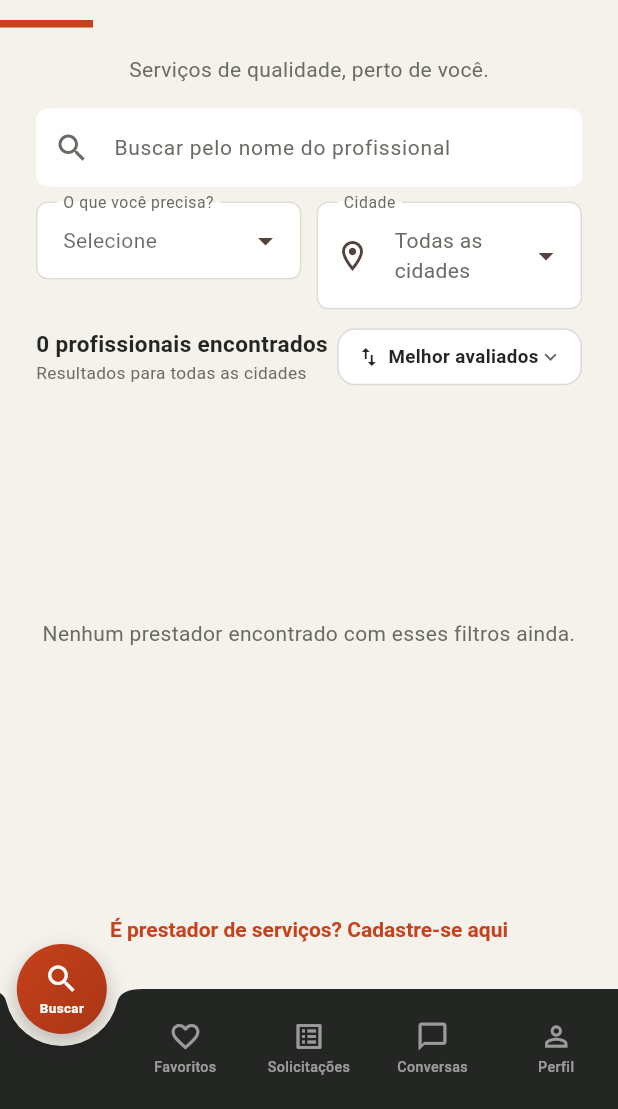
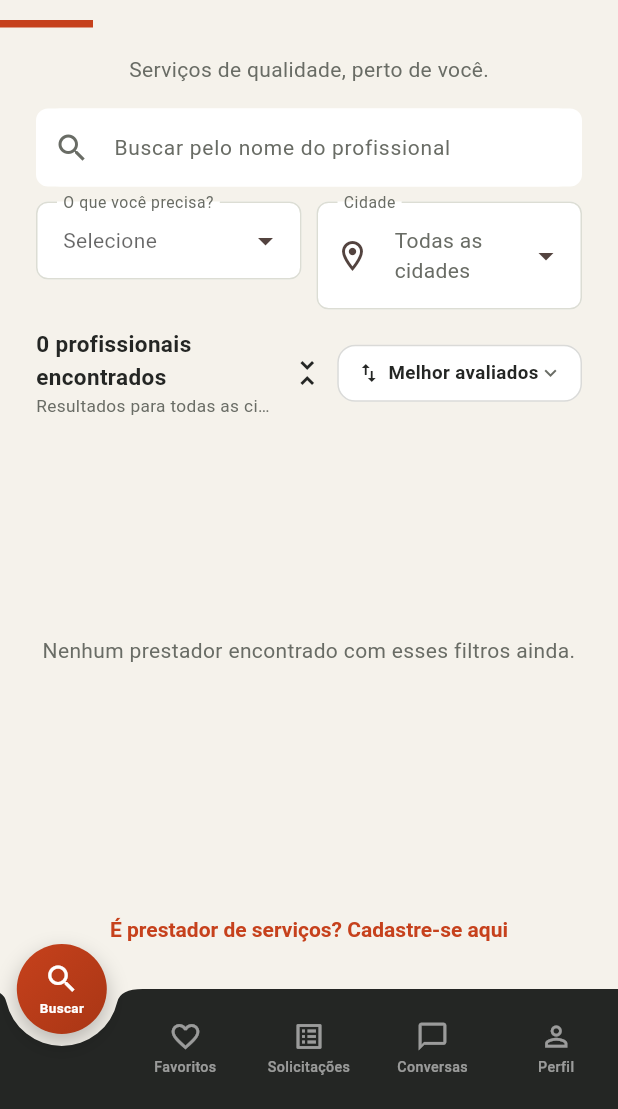
Before and after one commit to franckmedeiros/appPrestadorAki, a Flutter app: the screen it shows after launch, on a phone screen of 412 x 824 dp, the part 127-1236 px from its top. Run offline on Flutter 3.47's test engine with Material 3 defaults, Android fonts, the phone set to English and light mode, and no system bars; our stand-ins replace cloud_firestore, cloud_functions, firebase_auth, firebase_core, firebase_messaging, firebase_storage and 13 more; accounts and stored records are empty.

Commit message:
Cliente: filtros da busca recolhiveis

```diff
--- a/lib/features/marketplace/client_home_screen.dart
+++ b/lib/features/marketplace/client_home_screen.dart
@@ -93,6 +93,10 @@ class _ClientHomeScreenState extends State<ClientHomeScreen> {
   // por aqui não tem sessão nenhuma pra "destravar" depois).
   bool? _biometricAvailable;
   bool _dismissedBiometricOffer = false;
+
+  /// Recolhe a busca por nome e os filtros de categoria/cidade pra dar
+  /// mais espaço à lista de profissionais (botão na linha de resultados).
+  bool _filtrosRecolhidos = false;
 
   @override
   void initState() {
@@ -395,6 +399,7 @@ class _ClientHomeScreenState extends State<ClientHomeScreen> {
               ),
               child: Column(
                 children: [
+                if (!_filtrosRecolhidos) ...[
                 // Busca por nome — pedido do Franck. Fica em PRIMEIRO
                 // lugar de propósito: quem já sabe o nome do profissional
                 // não deveria precisar passar por categoria e cidade
@@ -470,6 +475,7 @@ class _ClientHomeScreenState extends State<ClientHomeScreen> {
                   ],
                 ),
                 const SizedBox(height: 12),
+                ],
                 _linhaDeResultados(),
               ],
             ),
@@ -524,6 +530,16 @@ class _ClientHomeScreenState extends State<ClientHomeScreen> {
                   ),
                 ],
               ),
+            ),
+            IconButton(
+              tooltip: _filtrosRecolhidos ? 'Mostrar filtros' : 'Recolher filtros',
+              visualDensity: VisualDensity.compact,
+              icon: Icon(
+                _filtrosRecolhidos ? Icons.tune : Icons.unfold_less,
+                color: AppColors.ink,
+              ),
+              onPressed: () =>
+                  setState(() => _filtrosRecolhidos = !_filtrosRecolhidos),
             ),
             PopupMenuButton<OrdemDaBusca>(
               initialValue: _ordem,
```
Also changed, not shown: 1 other file.
